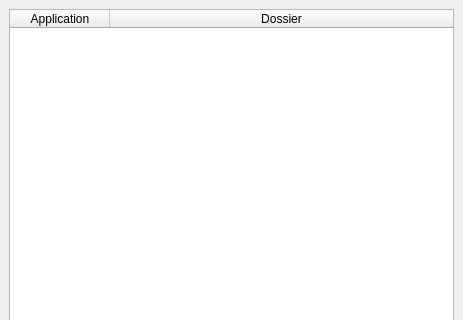
This is gui.ui in seigneurfuo/mytoolboxlist as Qt 5 draws it before an edit; both pictures show x 0 to 463 and y 0 to 320 of the 463 by 470 pixel window. The edited form follows.
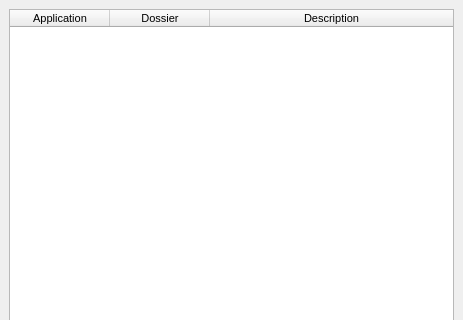
This is the edited form.

Diff of the .ui file:
```diff
--- a/gui.ui
+++ b/gui.ui
@@ -17,6 +17,11 @@
    <layout class="QVBoxLayout" name="verticalLayout">
     <item>
      <widget class="QTableWidget" name="tableWidget">
+      <property name="font">
+       <font>
+        <pointsize>8</pointsize>
+       </font>
+      </property>
       <property name="editTriggers">
        <set>QAbstractItemView::NoEditTriggers</set>
       </property>
@@ -42,6 +47,11 @@
         <string>Dossier</string>
        </property>
       </column>
+      <column>
+       <property name="text">
+        <string>Description</string>
+       </property>
+      </column>
      </widget>
     </item>
     <item>
```
